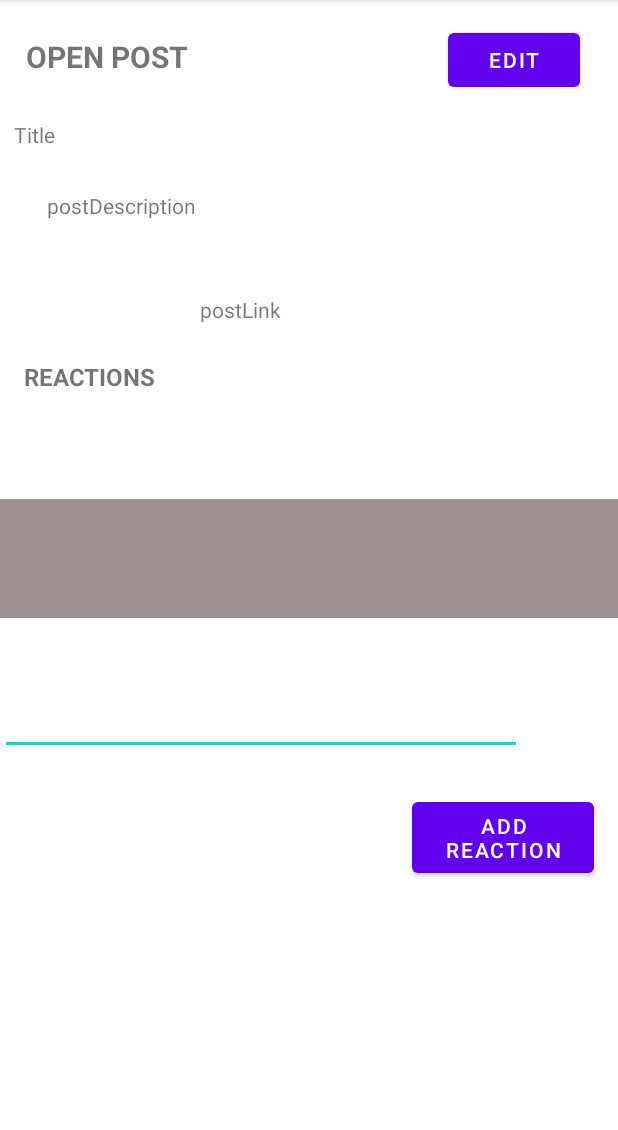
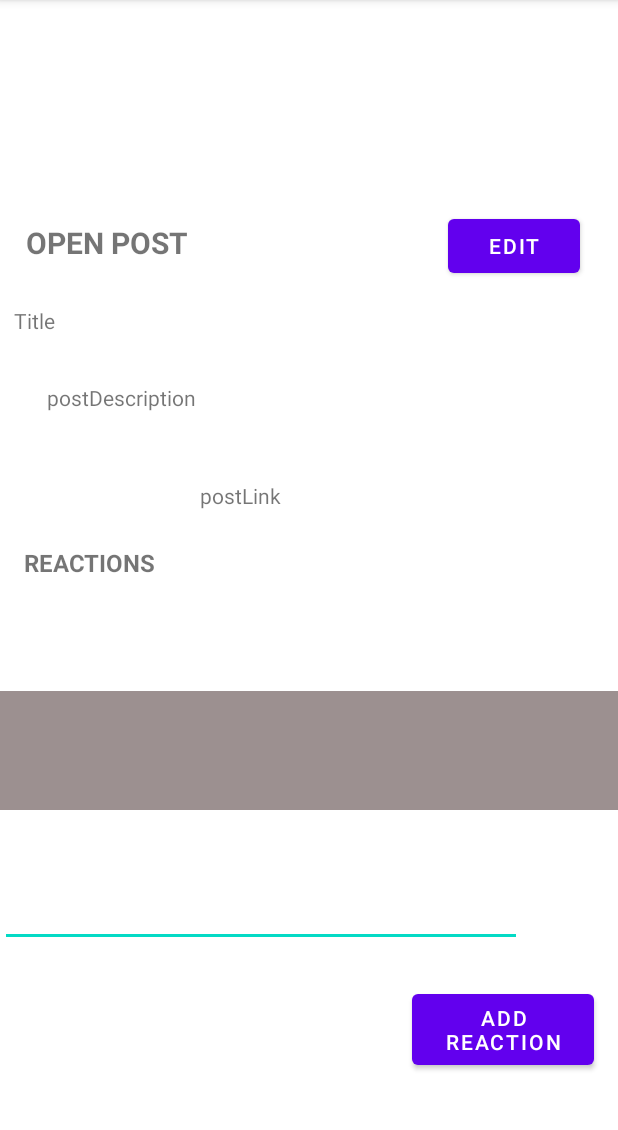
Before and after one commit to DeschuytterKobe/Android-app, an Android app: the fragment PostOpenFragment shown on its own in the app's theme, on a phone screen of 412 x 824 dp, the part 84-1214 px from its top. Run offline under Robolectric (Android 15) with nearby library versions, the phone set to English and light mode, and no system bars; our stand-ins replace Room's generated code; 5 statements that could not run were skipped.

```diff
--- a/app/src/main/res/layout/fragment_post_open.xml
+++ b/app/src/main/res/layout/fragment_post_open.xml
@@ -8,11 +8,22 @@
 
     <!-- TODO: Update blank fragment layout -->
 
+    <Button
+        android:id="@+id/AddReactionButton"
+        android:layout_width="121dp"
+        android:layout_height="59dp"
+        android:layout_marginBottom="52dp"
+        android:text="Add Reaction"
+        app:layout_constraintBottom_toBottomOf="parent"
+        app:layout_constraintEnd_toEndOf="parent"
+        app:layout_constraintHorizontal_bias="0.9"
+        app:layout_constraintStart_toEndOf="@+id/textView2" />
+
     <TextView
         android:id="@+id/open_postTitle"
         android:layout_width="362dp"
         android:layout_height="39dp"
-        android:layout_marginTop="80dp"
+        android:layout_marginTop="204dp"
         android:text="Title"
         app:layout_constraintEnd_toEndOf="parent"
         app:layout_constraintHorizontal_bias="0.183"
@@ -23,10 +34,10 @@
         android:id="@+id/open_postDescription"
         android:layout_width="316dp"
         android:layout_height="61dp"
-        android:layout_marginTop="8dp"
+        android:layout_marginTop="12dp"
         android:text="postDescription"
         app:layout_constraintEnd_toEndOf="parent"
-        app:layout_constraintHorizontal_bias="0.325"
+        app:layout_constraintHorizontal_bias="0.326"
         app:layout_constraintStart_toStartOf="parent"
         app:layout_constraintTop_toBottomOf="@+id/open_postTitle" />
 
@@ -34,7 +45,7 @@
         android:id="@+id/open_postLink"
         android:layout_width="253dp"
         android:layout_height="24dp"
-        android:layout_marginTop="8dp"
+        android:layout_marginTop="4dp"
         android:text="postLink"
         app:layout_constraintEnd_toEndOf="parent"
         app:layout_constraintHorizontal_bias="0.841"
@@ -45,12 +56,12 @@
         android:id="@+id/textView"
         android:layout_width="wrap_content"
         android:layout_height="wrap_content"
-        android:layout_marginTop="24dp"
+        android:layout_marginTop="148dp"
         android:text="OPEN POST"
         android:textSize="20sp"
         android:textStyle="bold"
         app:layout_constraintEnd_toEndOf="parent"
-        app:layout_constraintHorizontal_bias="0.057"
+        app:layout_constraintHorizontal_bias="0.056"
         app:layout_constraintStart_toStartOf="parent"
         app:layout_constraintTop_toTopOf="parent" />
 
@@ -58,7 +69,7 @@
         android:id="@+id/EditPostButton"
         android:layout_width="wrap_content"
         android:layout_height="wrap_content"
-        android:layout_marginTop="16dp"
+        android:layout_marginTop="140dp"
         android:text="Edit"
         app:layout_constraintEnd_toEndOf="parent"
         app:layout_constraintHorizontal_bias="0.872"
@@ -76,24 +87,25 @@
         app:layout_constraintHorizontal_bias="0.0"
         app:layout_constraintStart_toStartOf="parent"
         app:layout_constraintTop_toBottomOf="@+id/reactionRecyclerview"
-        app:layout_constraintVertical_bias="0.006" />
+        app:layout_constraintVertical_bias="0.0" />
 
-    <Button
-        android:id="@+id/AddReactionButton"
-        android:layout_width="121dp"
-        android:layout_height="59dp"
-        android:layout_marginBottom="180dp"
-        android:text="Add Reaction"
+    <androidx.recyclerview.widget.RecyclerView
+        android:id="@+id/reactionRecyclerview"
+        android:layout_width="413dp"
+        android:layout_height="79dp"
+        android:layout_marginBottom="228dp"
+        android:background="#A3A2A2"
+        android:backgroundTint="#9C9090"
         app:layout_constraintBottom_toBottomOf="parent"
         app:layout_constraintEnd_toEndOf="parent"
-        app:layout_constraintHorizontal_bias="0.9"
-        app:layout_constraintStart_toEndOf="@+id/textView2" />
+        app:layout_constraintHorizontal_bias="0.0"
+        app:layout_constraintStart_toStartOf="parent" />
 
     <TextView
         android:id="@+id/textView2"
         android:layout_width="114dp"
         android:layout_height="38dp"
-        android:layout_marginTop="240dp"
+        android:layout_marginTop="364dp"
         android:text="REACTIONS"
         android:textSize="16sp"
         android:textStyle="bold"
@@ -102,17 +114,5 @@
         app:layout_constraintStart_toStartOf="parent"
         app:layout_constraintTop_toTopOf="parent" />
 
-    <androidx.recyclerview.widget.RecyclerView
-        android:id="@+id/reactionRecyclerview"
-        android:layout_width="413dp"
-        android:layout_height="79dp"
-        android:layout_marginBottom="356dp"
-        android:background="#A3A2A2"
-        android:backgroundTint="#9C9090"
-        app:layout_constraintBottom_toBottomOf="parent"
-        app:layout_constraintEnd_toEndOf="parent"
-        app:layout_constraintHorizontal_bias="0.26"
-        app:layout_constraintStart_toStartOf="parent" />
-
 
 </androidx.constraintlayout.widget.ConstraintLayout>
```
Also changed, not shown: app/src/main/res/layout/activity_post.xml (+17 -1 lines), app/src/main/res/layout/custom_row_post.xml (+21 -24 lines).
